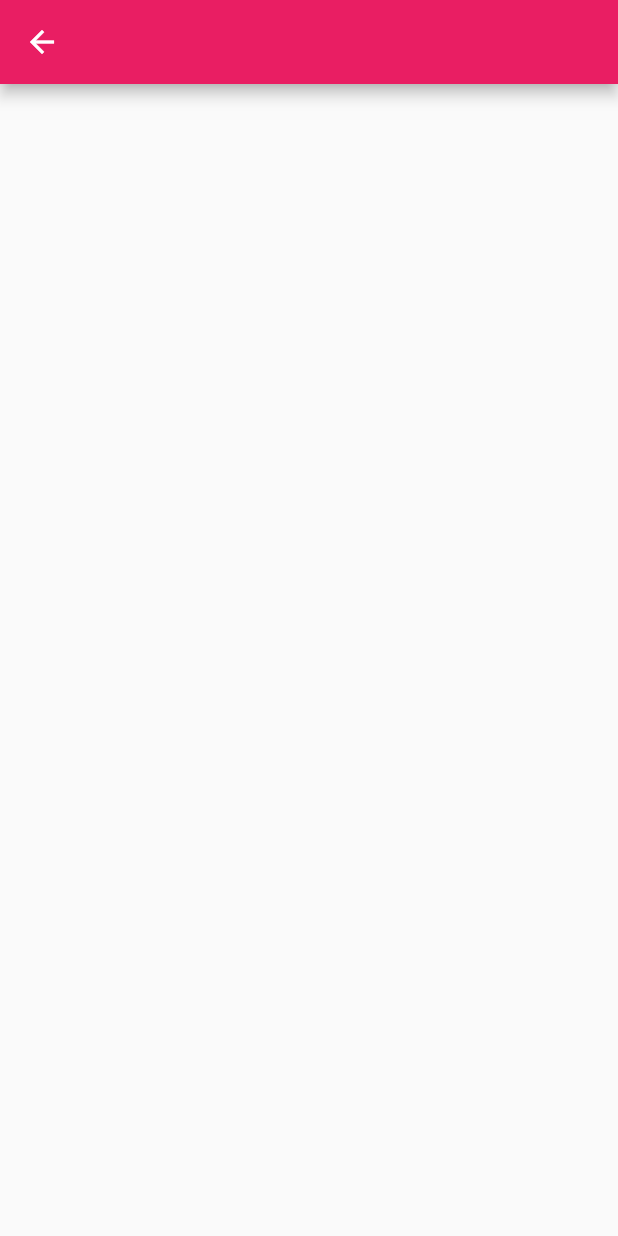
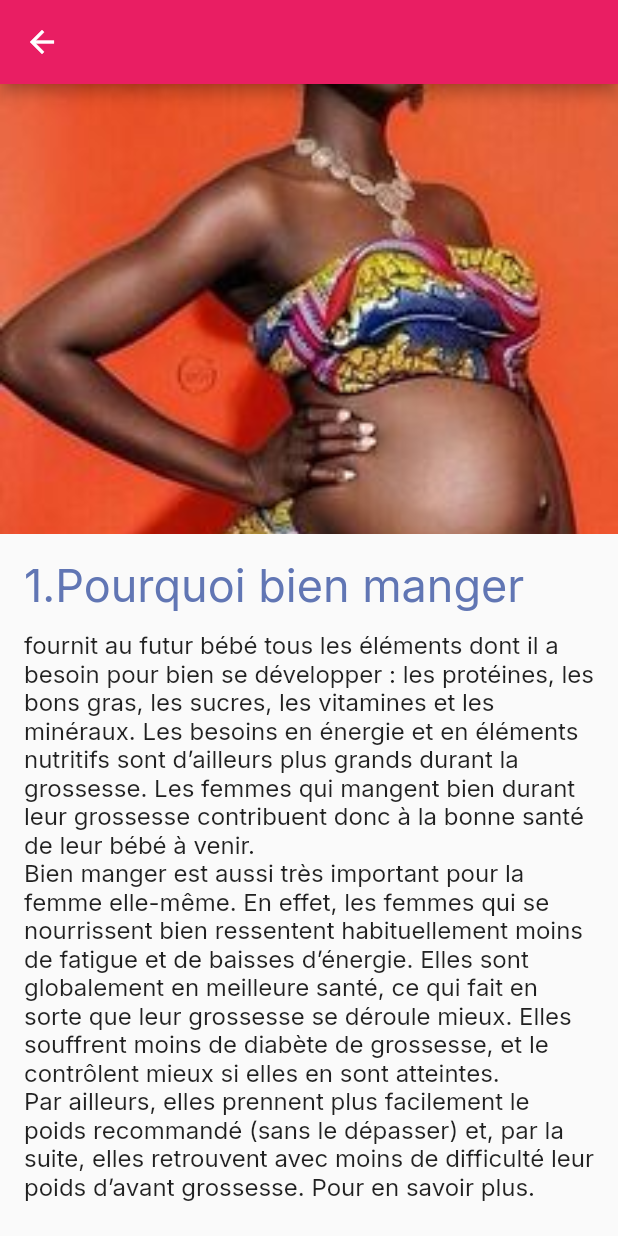
Before and after one commit to MyaNyembo/helpmama, a Flutter app: the InfoAlimentation screen opened directly, on a phone screen of 412 x 824 dp. Run offline on Flutter 3.47's test engine with Material 2 defaults, Android fonts, the phone set to English and light mode, and no system bars; our stand-ins replace equatable, flutter_bloc, fluttertoast, formz, get, google_fonts; missing offline and left inert: flutter_clean_calendar, utils_component.

Commit message:
info Alimentation

```diff
--- /dev/null
+++ b/lib/Textealimentation.dart
@@ -0,0 +1,17 @@
+class TextesAlimentation {
+
+  final body = """fournit au futur bébé tous les éléments dont il a besoin pour bien se développer : les protéines, les bons gras, les sucres, les vitamines et les minéraux. Les besoins en énergie et en éléments nutritifs sont d’ailleurs plus grands durant la grossesse. Les femmes qui mangent bien durant leur grossesse contribuent donc à la bonne santé de leur bébé à venir.
+Bien manger est aussi très important pour la femme elle-même. En effet, les femmes qui se nourrissent bien ressentent habituellement moins de fatigue et de baisses d’énergie. Elles sont globalement en meilleure santé, ce qui fait en sorte que leur grossesse se déroule mieux. Elles souffrent moins de diabète de grossesse, et le contrôlent mieux si elles en sont atteintes.
+Par ailleurs, elles prennent plus facilement le poids recommandé (sans le dépasser) et, par la suite, elles retrouvent avec moins de difficulté leur poids d’avant grossesse. Pour en savoir plus.
+""";
+  final ortega="""Voici les conseils les plus importants pour combler vos besoins nutritifs ainsi que ceux de votre bébé à venir :
+•	Mangez trois repas par jour, en respectant votre faim. Composez chaque repas à l’image de l’assiette présentée dans le Guide alimentaire canadien.
+•	Prenez deux ou trois collations par jour en cas de faim. Une collation correspond, par exemple, à un fruit, à un petit bol de yogourt ou de compote de pommes, à un verre de lait ou à une poignée d’amandes.
+•	Consommez une variété d’aliments parmi les légumes et les fruits, les aliments à grains entiers et les aliments protéinés. Assurez-vous de voir plusieurs couleurs dans votre assiette au fil des jours.
+•	Mangez de façon régulière. De cette façon, vous prévenez les baisses d’énergie en cours de journée, car votre taux de sucre (aussi appelé glucose) dans le sang est plus stable. De plus, évitez les longues périodes (plus de 12 heures) sans manger.
+•	Évitez les privations inutiles et les régimes. Cela pourrait nuire au développement de votre bébé et vous fatiguer.
+•	Évitez les aliments hautement transformés, généralement trop riches en gras, en sucre et en sel.
+•	Privilégiez l’eau lorsque vous avez soif.
+•	Suivez les mesures de précaution pour éviter les infections alimentaires, comme la listériose et la toxoplasmose. """;
+
+}
--- a/lib/bebe.dart
+++ b/lib/bebe.dart
@@ -1,5 +1,6 @@
 import 'package:flutter/cupertino.dart';
 import 'package:flutter/material.dart';
+import 'package:monapp/widget/image_information_widget.dart';
 
 class InfoBebe extends StatefulWidget {
   const InfoBebe({Key? key}) : super(key: key);
@@ -13,6 +14,11 @@
   Widget build(BuildContext context) {
     return Scaffold(
       appBar: AppBar(),
+      body: SafeArea(
+          child: Column(
+        children: [
+        ],
+      )),
     );
   }
 }
--- a/lib/infoAlimentation.dart
+++ b/lib/infoAlimentation.dart
@@ -1,5 +1,8 @@
 import 'package:flutter/material.dart';
+import 'package:google_fonts/google_fonts.dart';
+import 'package:monapp/Textealimentation.dart';
 import 'package:monapp/values/values.dart';
+import 'package:monapp/widget/image_information_widget.dart';
 
 class InfoAlimentation extends StatefulWidget {
   const InfoAlimentation({Key? key}) : super(key: key);
@@ -14,10 +17,31 @@
     return Scaffold(
       appBar: AppBar(
       ),
-      body: Column(
-        children: [
+      body: SafeArea(
+        child: SingleChildScrollView(
+          child: Column(
+          crossAxisAlignment: CrossAxisAlignment.stretch,
+            children: [
+              ImageInformationWIdget(photo: "assets/femmeEnceintebelle.jpg"),
+              Padding(
+                padding: const EdgeInsets.all(16.0),
+                child: Column(
+                  crossAxisAlignment: CrossAxisAlignment.stretch,
+                  children: [
+                    Text("1.Pourquoi bien manger", style: GoogleFonts.inter(fontSize: 30, color: AppColor.homePageBackground3)),
+                    SizedBox(height: 12,),
+                    Text(TextesAlimentation().body,style: GoogleFonts.inter(fontSize: 16),),
+                    Text("1.Des conseils pour bien manger pendant la grossesse", style: GoogleFonts.inter(fontSize: 30, color: AppColor.homePageBackground3)),
+                    SizedBox(height: 12,),
+                    Text(TextesAlimentation().ortega,style: GoogleFonts.inter(fontSize: 16),),
 
-        ],
+
+                  ],
+                ),
+              ),
+            ],
+          ),
+        ),
       ),
     );
   }
--- a/lib/login/splash_screen.dart
+++ b/lib/login/splash_screen.dart
@@ -125,7 +125,8 @@
     return Scaffold(
       body: Stack(
         children: [
-          const Row(
+
+          Row(
             mainAxisAlignment: MainAxisAlignment.spaceEvenly,
             children: [
               Padding(
--- /dev/null
+++ b/lib/widget/image_information_widget.dart
@@ -0,0 +1,27 @@
+import 'package:flutter/material.dart';
+
+class ImageInformationWIdget extends StatefulWidget {
+
+  final String photo;
+
+  const ImageInformationWIdget({Key? key, required this.photo}) : super(key: key);
+
+  @override
+  State<ImageInformationWIdget> createState() => _ImageInformationWIdgetState();
+}
+
+class _ImageInformationWIdgetState extends State<ImageInformationWIdget> {
+  @override
+  Widget build(BuildContext context) {
+    return Container(
+      height: 300,
+      width: double.infinity,
+      decoration: BoxDecoration(
+        image: DecorationImage(
+          fit: BoxFit.cover,
+          image: AssetImage(widget.photo)
+        )
+      ),
+    );
+  }
+}
--- a/pubspec.yaml
+++ b/pubspec.yaml
@@ -20,6 +20,7 @@
 
 environment:
   sdk: '>=2.19.5 <3.0.0'
+
 
 # Dependencies specify other packages that your package needs in order to work.
 # To automatically upgrade your package dependencies to the latest versions
@@ -45,6 +46,8 @@
   google_sign_in: ^6.1.0
   package_info_plus: ^4.0.2
   device_info_plus: ^9.0.2
+
+  image_card: ^0.0.4
 
   animations: ^2.0.7
   fluttertoast: ^8.2.2
```
Also changed, not shown: lib/InfoHabillement.dart (added, +15 -0 lines), lib/home_page.dart (+6 -1 lines), lib/widget/information_widget.dart (+6 -1 lines), pubspec.lock.
